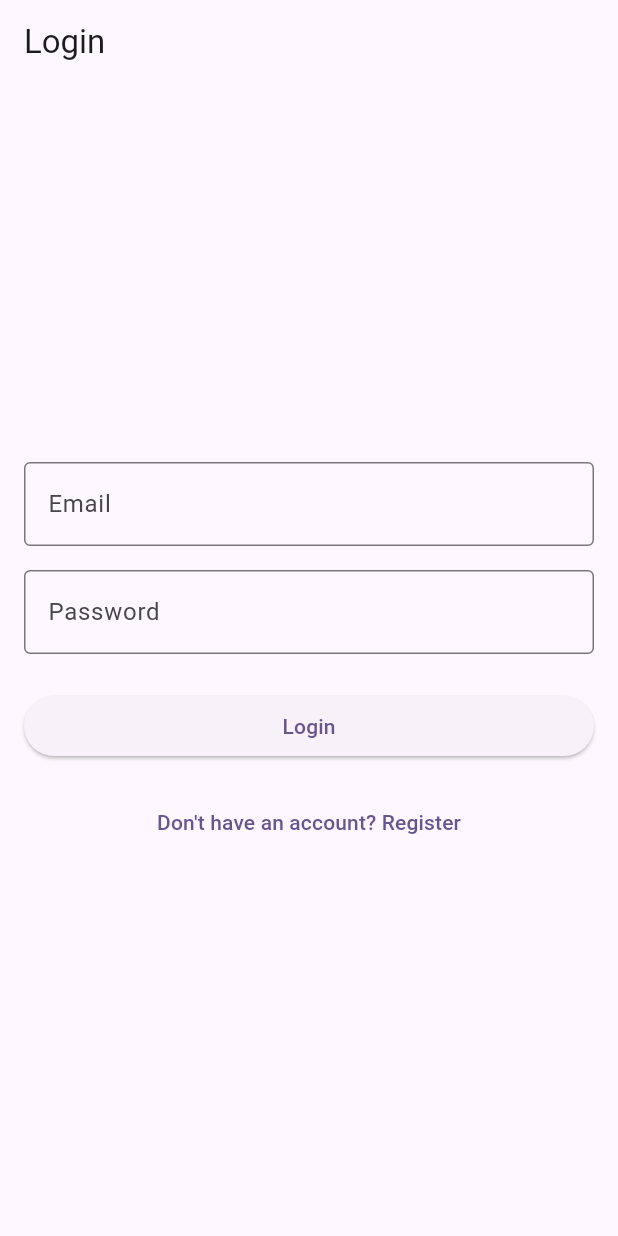
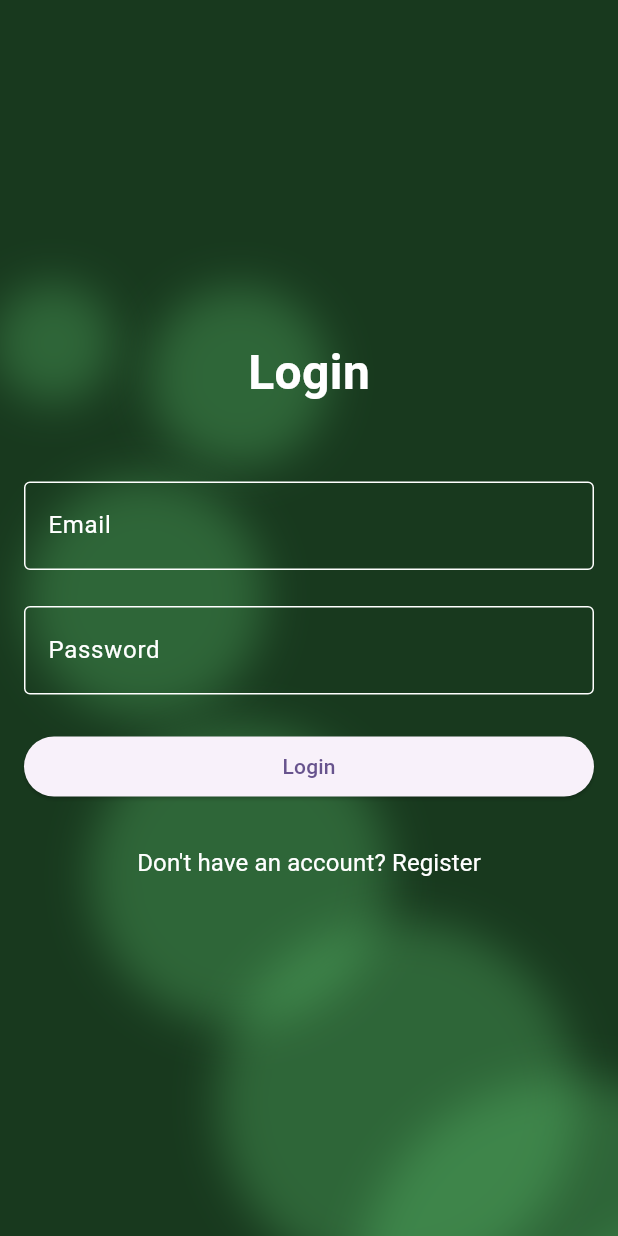
Before and after one commit to shohag7552/blog-app, a Flutter app: the screen it shows after launch, on a phone screen of 412 x 824 dp. Run offline on Flutter 3.47's test engine with Material 3 defaults, Android fonts, the phone set to English and light mode, and no system bars; our stand-ins replace appwrite, cached_network_image, equatable, flutter_bloc, get_it, image_picker; missing offline and left inert: liquid_glass_renderer.

Commit message:
end drawer design and login page design properly

```diff
--- /dev/null
+++ b/devtools_options.yaml
@@ -0,0 +1,4 @@
+description: This file stores settings for Dart & Flutter DevTools.
+documentation: https://docs.flutter.dev/tools/devtools/extensions#configure-extension-enablement-states
+extensions:
+  - provider: true
--- a/lib/features/auth/bloc/auth_bloc.dart
+++ b/lib/features/auth/bloc/auth_bloc.dart
@@ -1,3 +1,4 @@
+import 'package:flutter/cupertino.dart';
 import 'package:flutter_bloc/flutter_bloc.dart';
 import 'package:equatable/equatable.dart';
 import 'package:appwrite/appwrite.dart';
--- a/lib/features/auth/pages/login_page.dart
+++ b/lib/features/auth/pages/login_page.dart
@@ -1,8 +1,14 @@
+// import 'package:blog_project/core/widgets/circles.dart';
+import 'dart:math' as math;
+
+import 'package:blog_project/core/widgets/circles.dart';
 import 'package:blog_project/core/widgets/custom_snakebar.dart';
+import 'package:blog_project/core/widgets/glass_text_field_container.dart';
 import 'package:blog_project/features/post_create/pages/post_create_page.dart';
 import 'package:blog_project/features/posts/pages/post_page.dart';
 import 'package:flutter/material.dart';
 import 'package:flutter_bloc/flutter_bloc.dart';
+import 'package:liquid_glass_renderer/liquid_glass_renderer.dart';
 import '../bloc/auth_bloc.dart';
 
 class LoginPage extends StatefulWidget {
@@ -19,13 +25,22 @@ class _LoginPageState extends State<LoginPage> {
   final _nameController = TextEditingController();
   bool _isLoginMode = true;
 
+  final FocusNode _emailNode = FocusNode();
+  final FocusNode _nameNode = FocusNode();
+  final FocusNode _passwordNode = FocusNode();
+
   @override
   Widget build(BuildContext context) {
     return Scaffold(
-      appBar: AppBar(
-        title: Text(_isLoginMode ? 'Login' : 'Register'),
-      ),
-      body: BlocListener<AuthBloc, AuthState>(
+      backgroundColor: const Color(0xFF18391E),
+      // appBar: AppBar(
+      //   title: Text(_isLoginMode ? 'Login' : 'Register'),
+      // ),
+      body: Stack(
+        children: [
+          CirclesBackground(),
+
+          BlocListener<AuthBloc, AuthState>(
             listener: (context, state) {
               if (state is AuthError) {
                 customSnakeBar(context, state.message, isSuccess: false);
@@ -35,12 +50,13 @@ class _LoginPageState extends State<LoginPage> {
                 // Navigator.of(context).pushReplacementNamed('/posts');
                 Navigator.pushReplacement(
                   context,
-              MaterialPageRoute(builder: (_) => const PostCreatePage()),
+                  MaterialPageRoute(builder: (_) => const PostPage()),
                 );
               }
             },
             child: BlocBuilder<AuthBloc, AuthState>(
               builder: (context, state) {
+
                 return Padding(
                   padding: const EdgeInsets.all(16.0),
                   child: Form(
@@ -48,12 +64,44 @@ class _LoginPageState extends State<LoginPage> {
                     child: Column(
                       mainAxisAlignment: MainAxisAlignment.center,
                       children: [
+
+                        Text(_isLoginMode ? 'Login' : 'Register',
+                          style: const TextStyle(
+                            color: Colors.white,
+                            fontSize: 32,
+                            fontWeight: FontWeight.bold,
+                          ),
+                        ),
+                        const SizedBox(height: 50),
+
                         TextFormField(
                           controller: _emailController,
+                          focusNode: _emailNode,
+                          textInputAction: TextInputAction.next,
+                          onFieldSubmitted: (_) {
+                            FocusScope.of(context).requestFocus(_passwordNode);
+                          },
                           decoration: const InputDecoration(
                             labelText: 'Email',
-                        border: OutlineInputBorder(),
+                            enabledBorder: OutlineInputBorder(
+                              borderSide: BorderSide(color: Colors.white),
                             ),
+                            focusedBorder: OutlineInputBorder(
+                              borderSide: BorderSide(color: Colors.white),
+                            ),
+
+                            border: OutlineInputBorder(
+                              borderSide: BorderSide(color: Colors.white),
+                            ),
+                            labelStyle: TextStyle(color: Colors.white),
+
+                          ),
+                          style: const TextStyle(
+                            fontSize: 18,
+                            fontWeight: FontWeight.w600,
+                            color: Colors.white,
+                          ),
+                          keyboardType: TextInputType.emailAddress,
                           validator: (value) {
                             if (value?.isEmpty ?? true) {
                               return 'Please enter your email';
@@ -61,12 +109,34 @@ class _LoginPageState extends State<LoginPage> {
                             return null;
                           },
                         ),
-                    const SizedBox(height: 16),
+                        const SizedBox(height: 24),
+
                         TextFormField(
                           controller: _passwordController,
+                          focusNode: _passwordNode,
+                          textInputAction: _isLoginMode ? TextInputAction.done : TextInputAction.next,
+                          onFieldSubmitted: (_) {
+                            FocusScope.of(context).requestFocus(_nameNode);
+                          },
                           decoration: const InputDecoration(
                             labelText: 'Password',
-                        border: OutlineInputBorder(),
+                            enabledBorder: OutlineInputBorder(
+                              borderSide: BorderSide(color: Colors.white),
+                            ),
+                            focusedBorder: OutlineInputBorder(
+                              borderSide: BorderSide(color: Colors.white),
+                            ),
+
+                            border: OutlineInputBorder(
+                              borderSide: BorderSide(color: Colors.white),
+                            ),
+                            labelStyle: TextStyle(color: Colors.white),
+
+                          ),
+                          style: const TextStyle(
+                            fontSize: 18,
+                            fontWeight: FontWeight.w600,
+                            color: Colors.white,
                           ),
                           obscureText: true,
                           validator: (value) {
@@ -80,12 +150,30 @@ class _LoginPageState extends State<LoginPage> {
                           },
                         ),
                         if (!_isLoginMode) ...[
-                      const SizedBox(height: 16),
+                          const SizedBox(height: 24),
                           TextFormField(
                             controller: _nameController,
+                            focusNode: _nameNode,
+                            textInputAction: TextInputAction.done,
                             decoration: const InputDecoration(
                               labelText: 'Name',
-                          border: OutlineInputBorder(),
+                              enabledBorder: OutlineInputBorder(
+                                borderSide: BorderSide(color: Colors.white),
+                              ),
+                              focusedBorder: OutlineInputBorder(
+                                borderSide: BorderSide(color: Colors.white),
+                              ),
+
+                              border: OutlineInputBorder(
+                                borderSide: BorderSide(color: Colors.white),
+                              ),
+                              labelStyle: TextStyle(color: Colors.white),
+
+                            ),
+                            style: const TextStyle(
+                              fontSize: 18,
+                              fontWeight: FontWeight.w600,
+                              color: Colors.white,
                             ),
                             validator: (value) {
                               if (value?.isEmpty ?? true) {
@@ -114,7 +202,9 @@ class _LoginPageState extends State<LoginPage> {
                           },
                           child: Text(_isLoginMode
                               ? 'Don\'t have an account? Register'
-                          : 'Already have an account? Login'),
+                              : 'Already have an account? Login',
+                          style: const TextStyle(color: Colors.white, fontSize: 16, fontWeight: FontWeight.w400),
+                        ),
                         ),
                       ],
                     ),
@@ -122,6 +212,8 @@ class _LoginPageState extends State<LoginPage> {
                 );
               },
             ),
+          ),
+        ],
       ),
     );
   }
```
Also changed, not shown: lib/features/posts/pages/post_page.dart (+16 -6 lines), lib/features/posts/widgets/drawer.dart (added, +99 -0 lines). Lines whose indentation alone changed are shown as unchanged.
